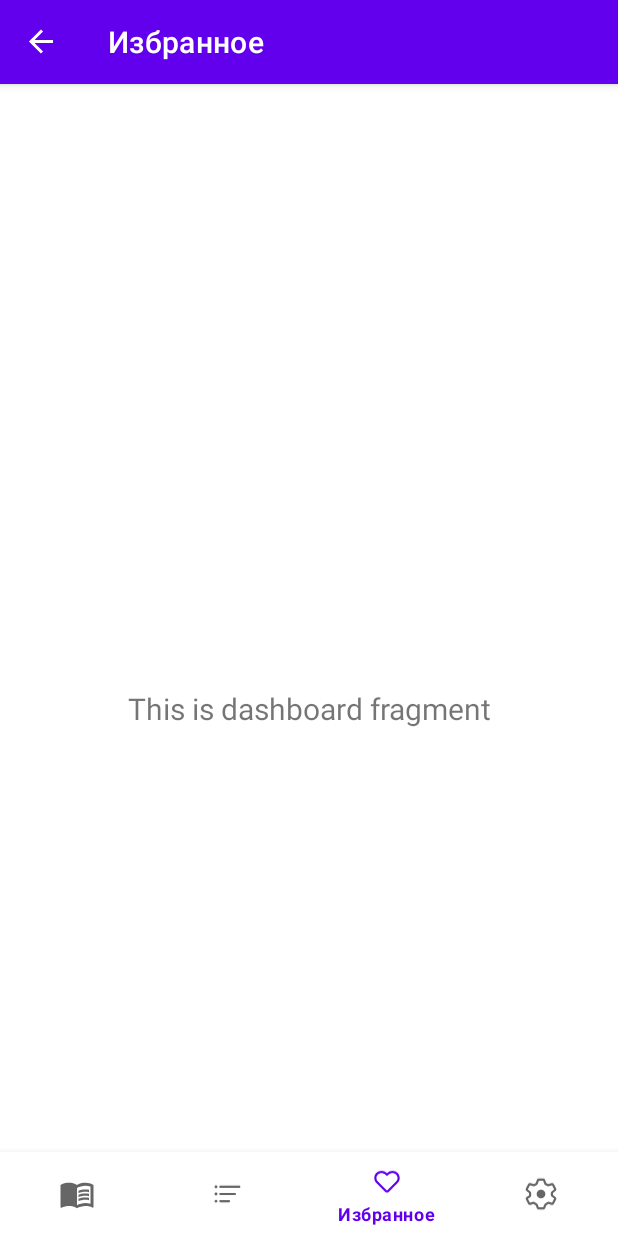
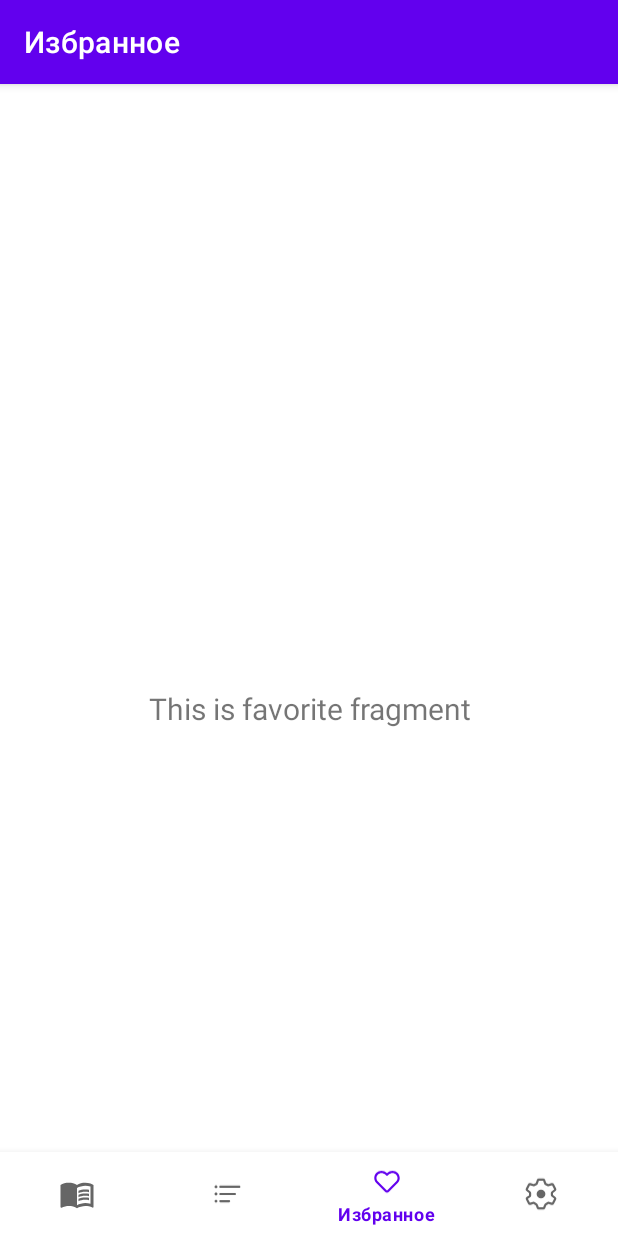
Before and after one commit to qumeb/engexam, an Android app: the FavoriteFragment screen opened through its navigation route, on a phone screen of 412 x 824 dp. Run offline under Robolectric (Android 15) with nearby library versions, the phone set to English and light mode, and no system bars; our stand-ins replace navigation-ui.

Commit message:
fix back arrow in favorite page

```diff
--- a/app/src/main/java/com/example/engexam/MainActivity.java
+++ b/app/src/main/java/com/example/engexam/MainActivity.java
@@ -27,7 +27,7 @@ public class MainActivity extends AppCompatActivity {
         // Passing each menu ID as a set of Ids because each
         // menu should be considered as top level destinations.
         AppBarConfiguration appBarConfiguration = new AppBarConfiguration.Builder(
-                R.id.navigation_home, R.id.navigation_dashboard, R.id.navigation_notifications)
+                R.id.navigation_home, R.id.navigation_dashboard, R.id.navigation_notifications, R.id.navigation_favorite)
                 .build();
         NavController navController = Navigation.findNavController(this, R.id.nav_host_fragment_activity_main);
         NavigationUI.setupActionBarWithNavController(this, navController, appBarConfiguration);
--- a/app/src/main/java/com/example/engexam/ui/favorite/FavoriteFragment.java
+++ b/app/src/main/java/com/example/engexam/ui/favorite/FavoriteFragment.java
@@ -25,7 +25,7 @@ public class FavoriteFragment extends Fragment {
         binding = FragmentFavoriteBinding.inflate(inflater, container, false);
         View root = binding.getRoot();
 
-        final TextView textView = binding.textDashboard;
+        final TextView textView = binding.textFavorite;
         FavoriteViewModel.getText().observe(getViewLifecycleOwner(), textView::setText);
         return root;
     }
--- a/app/src/main/java/com/example/engexam/ui/favorite/FavoriteViewModel.java
+++ b/app/src/main/java/com/example/engexam/ui/favorite/FavoriteViewModel.java
@@ -10,7 +10,7 @@ public class FavoriteViewModel extends ViewModel {
 
     public FavoriteViewModel() {
         mText = new MutableLiveData<>();
-        mText.setValue("This is dashboard fragment");
+        mText.setValue("This is favorite fragment");
     }
 
     public LiveData<String> getText() {
--- a/app/src/main/res/layout/fragment_favorite.xml
+++ b/app/src/main/res/layout/fragment_favorite.xml
@@ -4,10 +4,10 @@
     xmlns:tools="http://schemas.android.com/tools"
     android:layout_width="match_parent"
     android:layout_height="match_parent"
-    tools:context=".ui.dashboard.DashboardFragment">
+    tools:context=".ui.favorite.FavoriteFragment">
 
     <TextView
-        android:id="@+id/text_dashboard"
+        android:id="@+id/text_favorite"
         android:layout_width="match_parent"
         android:layout_height="wrap_content"
         android:layout_marginStart="8dp"
--- a/app/src/main/res/navigation/mobile_navigation.xml
+++ b/app/src/main/res/navigation/mobile_navigation.xml
@@ -22,6 +22,7 @@
         android:name="com.example.engexam.ui.favorite.FavoriteFragment"
         android:label="@string/title_favorite"
         tools:layout="@layout/fragment_favorite" />
+
     <fragment
         android:id="@+id/navigation_notifications"
         android:name="com.example.engexam.ui.notifications.NotificationsFragment"
```
